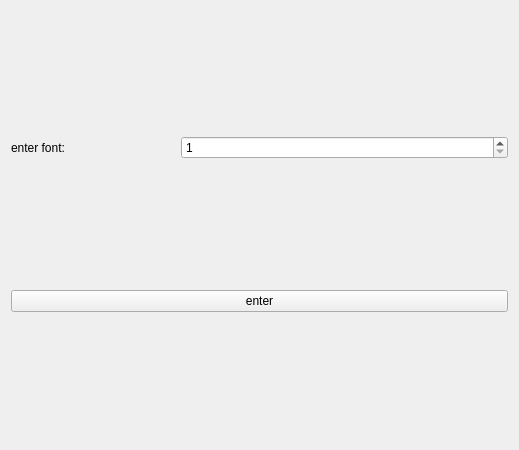
Above: notepad/notepad/font_frm.ui from am2022/notepad before the change. Below: the same form after it.
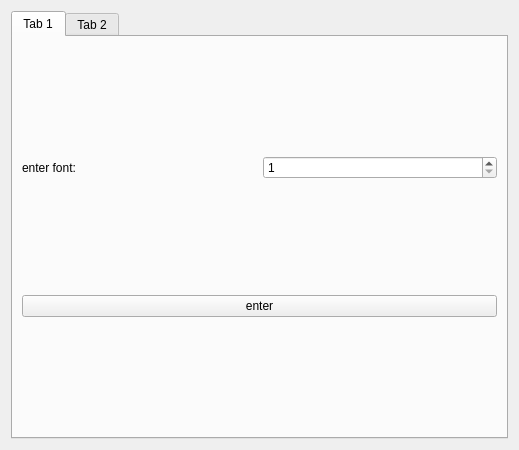
That is the form after the change.

Commit message: add a qtabwidget to font_frm

Patch:
```diff
--- a/notepad/notepad/font_frm.ui
+++ b/notepad/notepad/font_frm.ui
@@ -14,6 +14,13 @@
    <string>Form</string>
   </property>
   <layout class="QGridLayout" name="gridLayout">
+   <item row="0" column="1">
+    <widget class="QTabWidget" name="tabWidget">
+     <widget class="QWidget" name="tab_5">
+      <attribute name="title">
+       <string>Tab 1</string>
+      </attribute>
+      <layout class="QGridLayout" name="gridLayout_2">
    <item row="0" column="0">
     <widget class="QLabel" name="label">
      <property name="text">
@@ -21,18 +28,27 @@
      </property>
     </widget>
    </item>
-   <item row="1" column="0" colspan="3">
-    <widget class="QPushButton" name="pushButton">
-     <property name="text">
-      <string>enter</string>
-     </property>
-    </widget>
-   </item>
-   <item row="0" column="1" colspan="2">
+       <item row="0" column="1">
     <widget class="QSpinBox" name="spinBox">
      <property name="minimum">
       <number>1</number>
      </property>
+        </widget>
+       </item>
+       <item row="1" column="0" colspan="2">
+        <widget class="QPushButton" name="pushButton">
+         <property name="text">
+          <string>enter</string>
+         </property>
+        </widget>
+       </item>
+      </layout>
+     </widget>
+     <widget class="QWidget" name="tab_6">
+      <attribute name="title">
+       <string>Tab 2</string>
+      </attribute>
+     </widget>
     </widget>
    </item>
   </layout>
```
Lines whose indentation alone changed are shown as unchanged. The commit also changes 1 other file.
